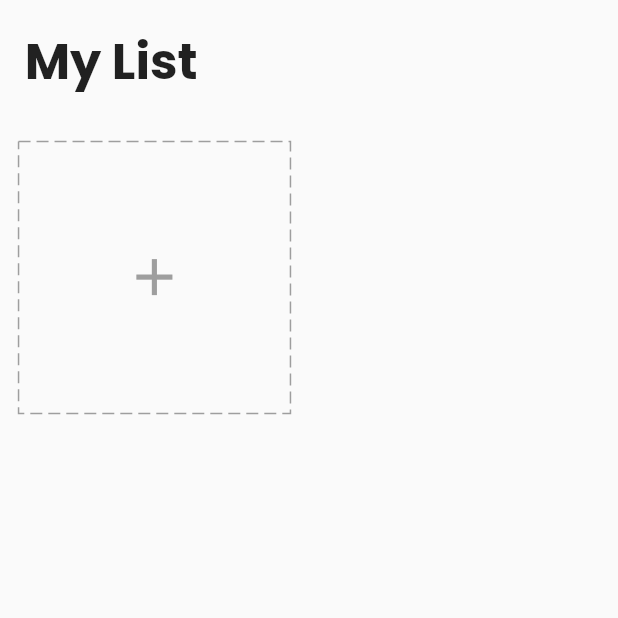
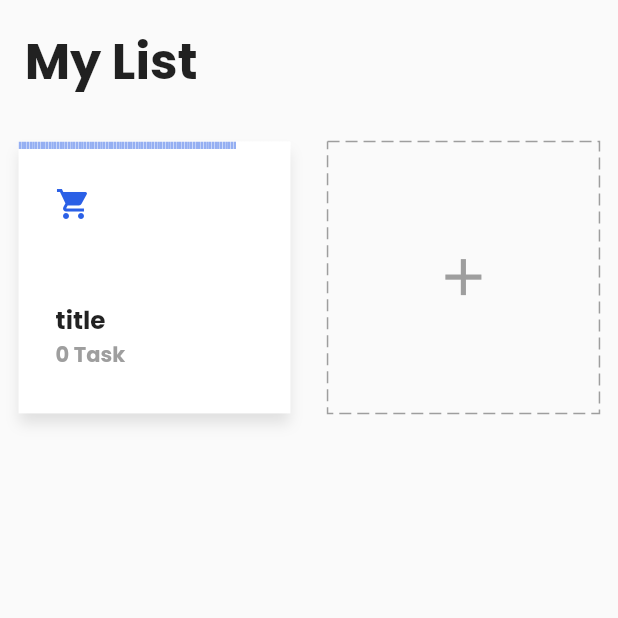
Before and after one commit to akromiafif/flutter_todo, a Flutter app: the screen it shows after launch, on a phone screen of 412 x 824 dp, the top half of it. Run offline on Flutter 3.47's test engine with Material 2 defaults, Android fonts, the phone set to English and light mode, and no system bars; drawn by our look-alikes of dotted_border, step_progress_indicator; our stand-ins replace equatable, flutter_easyloading, get, get_storage, google_fonts.

Commit message:
add task card widget

```diff
--- a/lib/app/modules/home/views/home_view.dart
+++ b/lib/app/modules/home/views/home_view.dart
@@ -1,7 +1,9 @@
 import 'package:flutter/material.dart';
 import 'package:get/get.dart';
 import 'package:google_fonts/google_fonts.dart';
+import 'package:todoapp/app/data/models/task.dart';
 import 'package:todoapp/app/modules/home/widgets/add_card.dart';
+import 'package:todoapp/app/modules/home/widgets/task_card.dart';
 import '../controllers/home_controller.dart';
 import '../../../../app/core/utils/extensions.dart';
 
@@ -28,6 +30,10 @@ class HomeView extends GetView<HomeController> {
               shrinkWrap: true,
               physics: const ClampingScrollPhysics(),
               children: [
+                TaskCard(
+                  task: const Task(
+                      title: 'title', icon: 0xE59C, color: '#FF2B60E6'),
+                ),
                 AddCard(),
               ],
             )
--- /dev/null
+++ b/lib/app/modules/home/widgets/task_card.dart
@@ -0,0 +1,84 @@
+import 'package:flutter/material.dart';
+import 'package:get/get.dart';
+import 'package:google_fonts/google_fonts.dart';
+import 'package:step_progress_indicator/step_progress_indicator.dart';
+import 'package:todoapp/app/data/models/task.dart';
+import 'package:todoapp/app/modules/home/controllers/home_controller.dart';
+import '../../../../app/core/utils/extensions.dart';
+
+class TaskCard extends StatelessWidget {
+  final homeController = Get.find<HomeController>();
+  final Task task;
+
+  TaskCard({Key? key, required this.task}) : super(key: key);
+
+  @override
+  Widget build(BuildContext context) {
+    var squareWidth = Get.width - 12.0.wp;
+    final color = HexColor.fromHex(task.color);
+
+    return Container(
+      width: squareWidth / 2,
+      height: squareWidth / 2,
+      margin: EdgeInsets.all(3.0.wp),
+      decoration: BoxDecoration(
+        color: Colors.white,
+        boxShadow: [
+          BoxShadow(
+            color: Colors.grey[300]!,
+            blurRadius: 7,
+            offset: const Offset(0, 7),
+          )
+        ],
+      ),
+      child: Column(
+        crossAxisAlignment: CrossAxisAlignment.start,
+        children: [
+          StepProgressIndicator(
+            totalSteps: 100,
+            currentStep: 80,
+            size: 5,
+            padding: 0,
+            selectedGradientColor: LinearGradient(
+              begin: Alignment.topLeft,
+              end: Alignment.bottomRight,
+              colors: [color.withOpacity(0.5), color],
+            ),
+            unselectedGradientColor: const LinearGradient(
+              begin: Alignment.topLeft,
+              end: Alignment.bottomRight,
+              colors: [Colors.white, Colors.white],
+            ),
+          ),
+          Padding(
+            padding: EdgeInsets.all(6.0.wp),
+            child: Icon(IconData(task.icon, fontFamily: 'MaterialIcons'),
+                color: color),
+          ),
+          SizedBox(height: 1.0.wp),
+          Padding(
+            padding: EdgeInsets.all(6.0.wp),
+            child: Column(
+              crossAxisAlignment: CrossAxisAlignment.start,
+              children: [
+                Text(
+                  task.title,
+                  style: GoogleFonts.poppins(
+                    fontWeight: FontWeight.bold,
+                    fontSize: 12.0.sp,
+                  ),
+                  overflow: TextOverflow.ellipsis,
+                ),
+                Text(
+                  '${task.todos?.length ?? 0} Task',
+                  style: GoogleFonts.poppins(
+                      fontWeight: FontWeight.bold, color: Colors.grey),
+                )
+              ],
+            ),
+          )
+        ],
+      ),
+    );
+  }
+}
--- a/pubspec.yaml
+++ b/pubspec.yaml
@@ -15,6 +15,7 @@ dependencies:
   flutter_easyloading: ^3.0.5
   google_fonts: ^3.0.1
   dotted_border: ^2.0.0+3
+  step_progress_indicator: ^1.0.2
 
 dev_dependencies:
   flutter_lints: ^2.0.0
```
Also changed, not shown: pubspec.lock.
